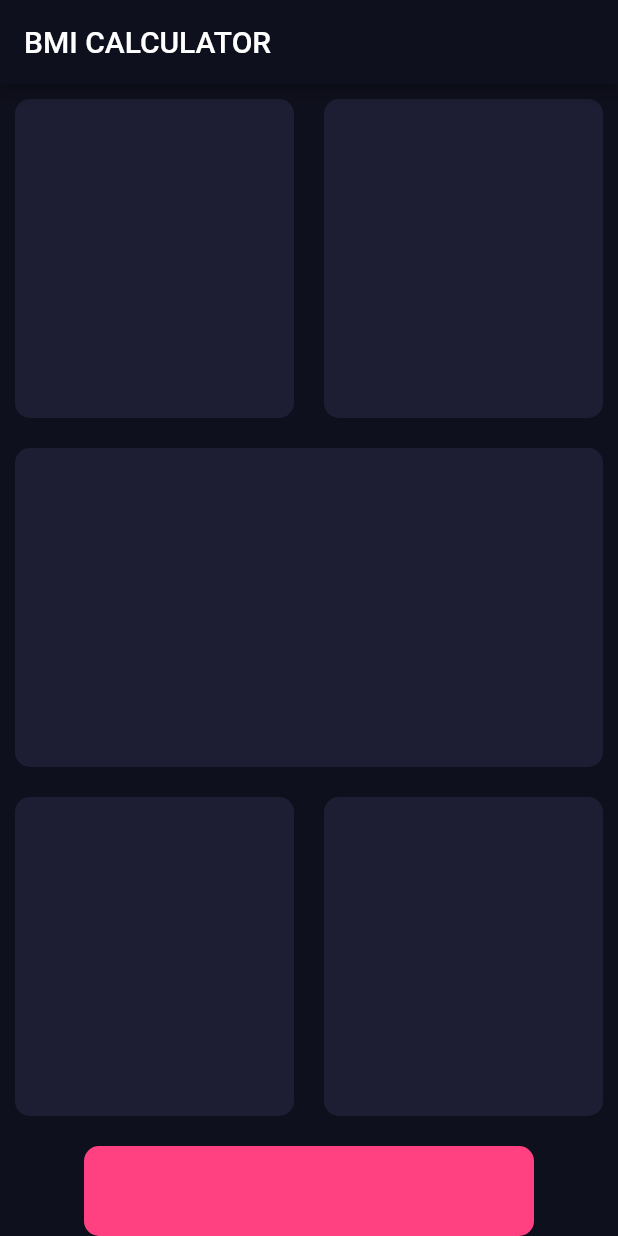
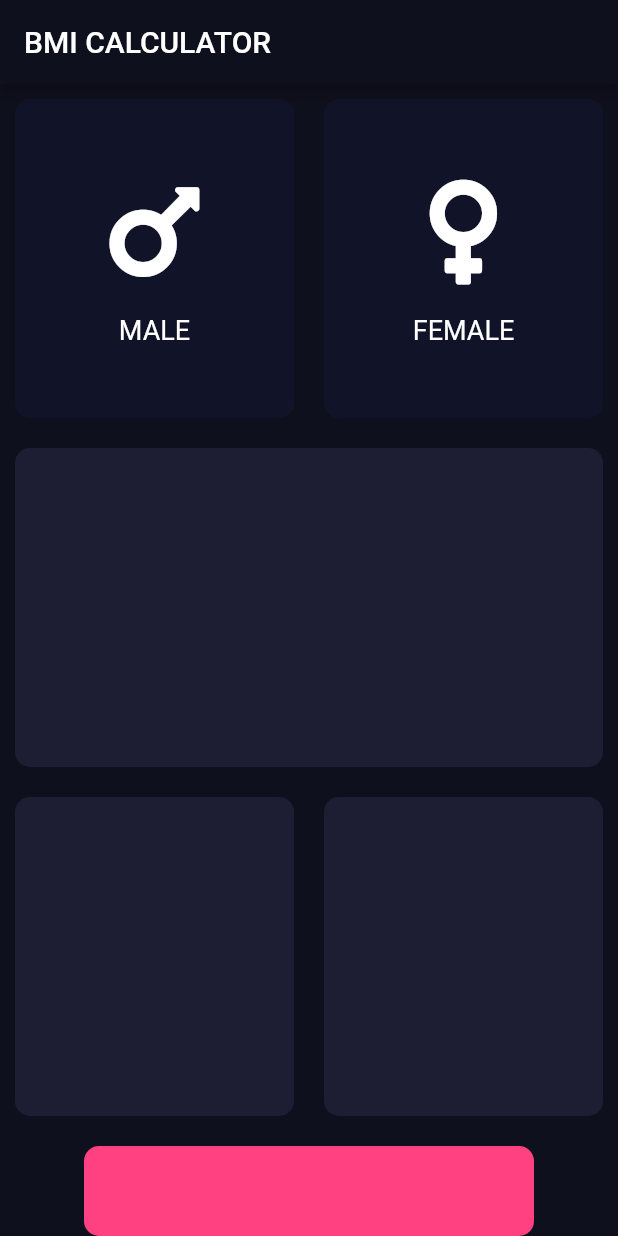
Before and after one commit to Shivakumar-SG/BMI-Calculator, a Flutter app: the screen it shows after launch, on a phone screen of 412 x 824 dp. Run offline on Flutter 3.47's test engine with Material 2 defaults, Android fonts, the phone set to English and light mode, and no system bars; our stand-ins replace font_awesome_flutter.

Commit message:
FontAwesome package

```diff
--- /dev/null
+++ b/lib/column_icon.dart
@@ -0,0 +1,31 @@
+import 'package:flutter/material.dart';
+
+class ColumnIcon extends StatelessWidget {
+  const ColumnIcon({this.icon, this.label});
+
+  final IconData icon;
+  final String label;
+
+  @override
+  Widget build(BuildContext context) {
+    return Column(
+      mainAxisAlignment: MainAxisAlignment.center,
+      children: <Widget>[
+        Icon(
+          icon,
+          size: 80.0,
+        ),
+        SizedBox(
+          height: 15.0,
+        ),
+        Text(
+          label,
+          style: TextStyle(
+            color: Colors.white,
+            fontSize: 18.0,
+          ),
+        ),
+      ],
+    );
+  }
+}
--- a/lib/input_page.dart
+++ b/lib/input_page.dart
@@ -1,6 +1,16 @@
 import 'package:flutter/material.dart';
+import 'package:font_awesome_flutter/font_awesome_flutter.dart';
+import 'reusable_card.dart';
+import 'column_icon.dart';
 
 const Color tileColor = Color(0xFF1D1E33);
+const Color inactiveColor = Color(0xFF111328);
+const bottomContainerColor = Colors.pinkAccent;
+
+enum ColorCardType {
+  maleCard,
+  femaleCard,
+}
 
 class InputPage extends StatefulWidget {
   @override
@@ -8,6 +18,8 @@ class InputPage extends StatefulWidget {
 }
 
 class _InputPageState extends State<InputPage> {
+  ColorCardType selectedCard;
+
   @override
   Widget build(BuildContext context) {
     return Scaffold(
@@ -20,13 +32,37 @@ class _InputPageState extends State<InputPage> {
               child: Row(
                 children: <Widget>[
                   Expanded(
-                    child: ReusableCard(
-                      colour: tileColor,
+                    child: GestureDetector(
+                      onTap: () {
+                        setState(() {
+                          selectedCard = ColorCardType.maleCard;
+                        });
+                      },
+                      child: ReusableCard(
+                        colour: selectedCard == ColorCardType.maleCard
+                            ? tileColor
+                            : inactiveColor,
+                        cardChild: ColumnIcon(
+                            icon: FontAwesomeIcons.mars, label: 'MALE'),
+                      ),
                     ),
                   ),
                   Expanded(
-                    child: ReusableCard(
-                      colour: tileColor,
+                    child: GestureDetector(
+                      onTap: () {
+                        setState(() {
+                          selectedCard = ColorCardType.femaleCard;
+                        });
+                      },
+                      child: ReusableCard(
+                        colour: selectedCard == ColorCardType.femaleCard
+                            ? tileColor
+                            : inactiveColor,
+                        cardChild: ColumnIcon(
+                          icon: FontAwesomeIcons.venus,
+                          label: 'FEMALE',
+                        ),
+                      ),
                     ),
                   ),
                 ],
@@ -59,27 +95,10 @@ class _InputPageState extends State<InputPage> {
               height: 60.0,
               decoration: BoxDecoration(
                 borderRadius: BorderRadius.circular(10.0),
-                color: Colors.pinkAccent,
+                color: bottomContainerColor,
               ),
             ),
           ],
         ));
   }
 }
-
-class ReusableCard extends StatelessWidget {
-  ReusableCard({@required this.colour});
-
-  final Color colour;
-
-  @override
-  Widget build(BuildContext context) {
-    return Container(
-      margin: EdgeInsets.all(10.0),
-      decoration: BoxDecoration(
-        borderRadius: BorderRadius.circular(10.0),
-        color: colour,
-      ),
-    );
-  }
-}
--- /dev/null
+++ b/lib/reusable_card.dart
@@ -0,0 +1,20 @@
+import 'package:flutter/material.dart';
+
+class ReusableCard extends StatelessWidget {
+  ReusableCard({@required this.colour, this.cardChild});
+
+  final Color colour;
+  final Widget cardChild;
+
+  @override
+  Widget build(BuildContext context) {
+    return Container(
+      child: cardChild,
+      margin: EdgeInsets.all(10.0),
+      decoration: BoxDecoration(
+        borderRadius: BorderRadius.circular(10.0),
+        color: colour,
+      ),
+    );
+  }
+}
--- a/pubspec.yaml
+++ b/pubspec.yaml
@@ -28,6 +28,7 @@ dependencies:
   # The following adds the Cupertino Icons font to your application.
   # Use with the CupertinoIcons class for iOS style icons.
   cupertino_icons: ^0.1.3
+  font_awesome_flutter: ^8.8.1
 
 dev_dependencies:
   flutter_test:
```
Also changed, not shown: pubspec.lock.
